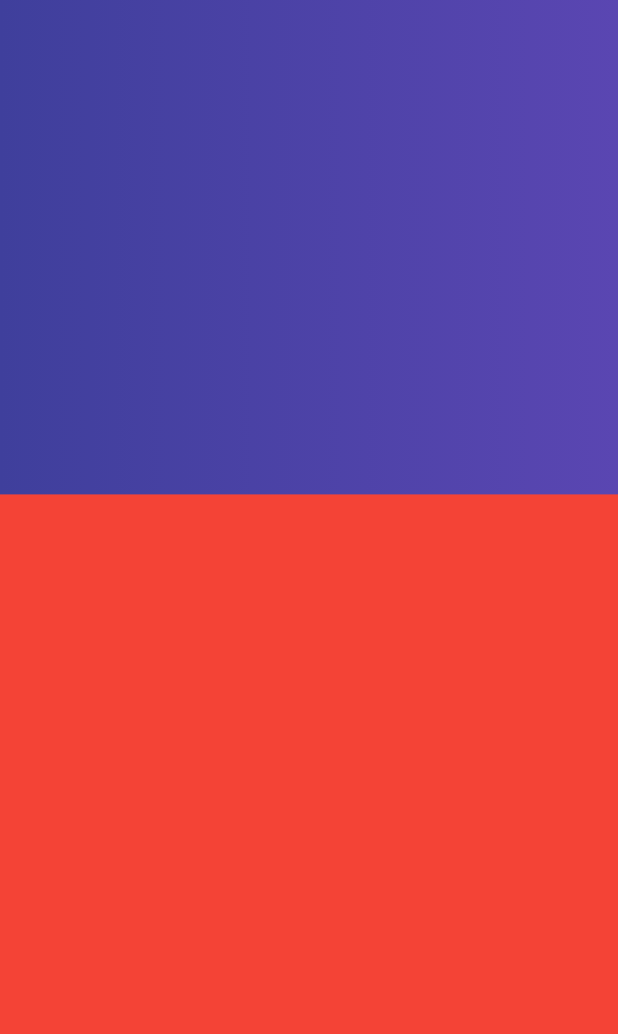
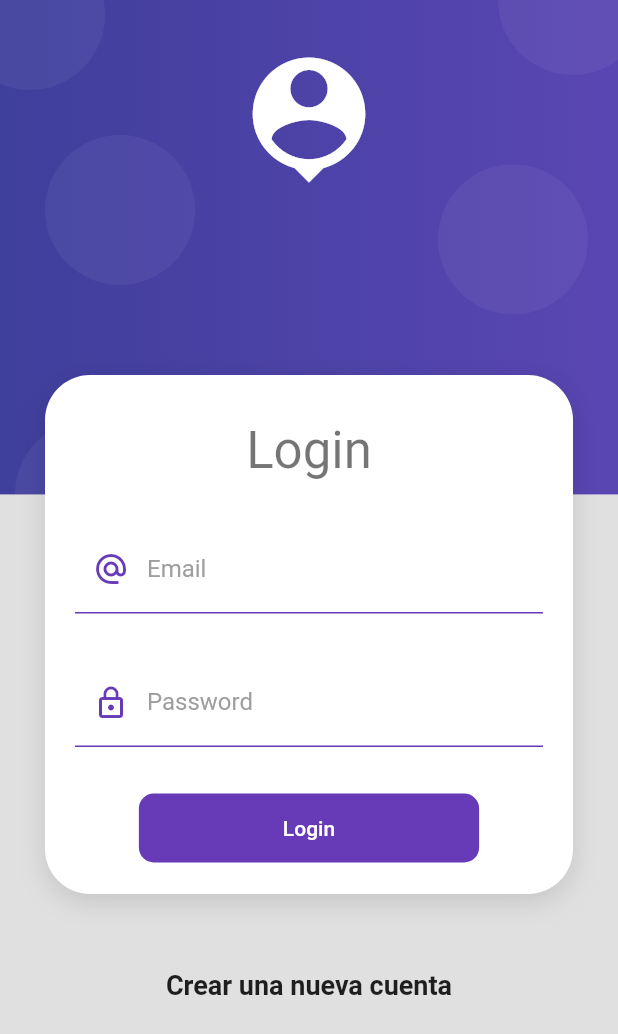
Before and after one commit to Keickd/Productos_app, a Flutter app: the screen it shows after launch, on a phone screen of 412 x 824 dp. Shown: the top 1034 px of the screen. Run offline on Flutter 3.47's test engine with Material 2 defaults, Android fonts, the phone set to English and light mode, and no system bars.

Commit message:
añadiendo elemntos al formulario

```diff
--- a/lib/main.dart
+++ b/lib/main.dart
@@ -21,6 +21,8 @@ class MyApp extends StatelessWidget {
         'login': (context) => LoginScreen(),
         'home': (context) => HomeScreen()
       },
+      theme:
+          ThemeData.light().copyWith(scaffoldBackgroundColor: Colors.grey[300]),
     );
   }
 }
--- a/lib/screens/login_screen.dart
+++ b/lib/screens/login_screen.dart
@@ -1,4 +1,5 @@
 import 'package:flutter/material.dart';
+import 'package:productos_app/ui/input_decorations.dart';
 import 'package:productos_app/widgets/widgets.dart';
 
 class LoginScreen extends StatelessWidget {
@@ -6,6 +7,82 @@ class LoginScreen extends StatelessWidget {
 
   @override
   Widget build(BuildContext context) {
-    return Scaffold(body: AuthBackground());
+    return Scaffold(
+      body: AuthBackground(
+          child: SingleChildScrollView(
+        child: Column(
+          children: [
+            const SizedBox(height: 250),
+            CardContainer(
+              child: Column(
+                children: [
+                  const SizedBox(height: 10),
+                  Text('Login',
+                      style: Theme.of(context).textTheme.headlineMedium),
+                  const SizedBox(height: 30),
+                  const _loginForm(),
+                ],
+              ),
+            ),
+            const SizedBox(height: 50),
+            const Text(
+              'Crear una nueva cuenta',
+              style: TextStyle(fontSize: 18, fontWeight: FontWeight.bold),
+            ),
+            const SizedBox(height: 50),
+          ],
+        ),
+      )),
+    );
   }
 }
+
+class _loginForm extends StatelessWidget {
+  const _loginForm({super.key});
+
+  @override
+  Widget build(BuildContext context) {
+    return Container(
+      child: Form(
+        child: Column(
+          children: [
+            TextFormField(
+              autocorrect: false,
+              keyboardType: TextInputType.emailAddress,
+              decoration: InputDecorations.authInputDecoration(
+                  hintText: 'john.doe@gmail.com',
+                  labelText: 'Email',
+                  prefixIcon: Icons.alternate_email_sharp),
+            ),
+            SizedBox(height: 30),
+            TextFormField(
+              autocorrect: false,
+              obscureText: true,
+              decoration: InputDecorations.authInputDecoration(
+                  hintText: '****',
+                  labelText: 'Password',
+                  prefixIcon: Icons.lock_outline),
+            ),
+            SizedBox(height: 30),
+            MaterialButton(
+              onPressed: () {},
+              shape: RoundedRectangleBorder(
+                borderRadius: BorderRadius.circular(10),
+              ),
+              disabledColor: Colors.grey,
+              elevation: 0,
+              color: Colors.deepPurple,
+              child: Container(
+                padding: EdgeInsets.symmetric(horizontal: 80, vertical: 15),
+                child: Text(
+                  'Login',
+                  style: TextStyle(color: Colors.white),
+                ),
+              ),
+            )
+          ],
+        ),
+      ),
+    );
+  }
+}
--- /dev/null
+++ b/lib/ui/input_decorations.dart
@@ -0,0 +1,28 @@
+import 'package:flutter/material.dart';
+
+class InputDecorations {
+  static InputDecoration authInputDecoration(
+      {required String hintText,
+      required String labelText,
+      IconData? prefixIcon}) {
+    return InputDecoration(
+      enabledBorder: const UnderlineInputBorder(
+        borderSide: BorderSide(
+          color: Colors.deepPurple,
+        ),
+      ),
+      focusedBorder: const UnderlineInputBorder(
+        borderSide: BorderSide(color: Colors.deepPurple, width: 2),
+      ),
+      hintText: hintText,
+      labelText: labelText,
+      labelStyle: const TextStyle(color: Colors.grey),
+      prefixIcon: prefixIcon != null
+          ? Icon(
+              prefixIcon,
+              color: Colors.deepPurple,
+            )
+          : null,
+    );
+  }
+}
--- a/lib/widgets/auth_background.dart
+++ b/lib/widgets/auth_background.dart
@@ -1,16 +1,38 @@
 import 'package:flutter/material.dart';
 
 class AuthBackground extends StatelessWidget {
+  final Widget child;
+
+  const AuthBackground({super.key, required this.child});
+
   @override
   Widget build(BuildContext context) {
     return Container(
-      color: Colors.red,
       width: double.infinity,
       height: double.infinity,
       child: Stack(
         children: [
           _PurpleBox(),
+          _headerIcon(),
+          child,
         ],
+      ),
+    );
+  }
+}
+
+class _headerIcon extends StatelessWidget {
+  const _headerIcon({
+    super.key,
+  });
+
+  @override
+  Widget build(BuildContext context) {
+    return SafeArea(
+      child: Container(
+        width: double.infinity,
+        margin: EdgeInsets.only(top: 30),
+        child: Icon(Icons.person_pin, color: Colors.white, size: 100),
       ),
     );
   }
@@ -27,6 +49,35 @@ class _PurpleBox extends StatelessWidget {
       width: double.infinity,
       height: size.height * 0.4,
       decoration: _purpleBackground(),
+      child: Stack(
+        children: [
+          Positioned(
+            child: _Bubble(),
+            top: 90,
+            left: 30,
+          ),
+          Positioned(
+            child: _Bubble(),
+            top: -40,
+            left: -30,
+          ),
+          Positioned(
+            child: _Bubble(),
+            top: -50,
+            right: -20,
+          ),
+          Positioned(
+            child: _Bubble(),
+            bottom: -50,
+            left: 10,
+          ),
+          Positioned(
+            child: _Bubble(),
+            bottom: 120,
+            right: 20,
+          ),
+        ],
+      ),
     );
   }
 
@@ -41,3 +92,18 @@ class _PurpleBox extends StatelessWidget {
     );
   }
 }
+
+class _Bubble extends StatelessWidget {
+  const _Bubble({super.key});
+
+  @override
+  Widget build(BuildContext context) {
+    return Container(
+      width: 100,
+      height: 100,
+      decoration: BoxDecoration(
+          borderRadius: BorderRadius.circular(100),
+          color: Color.fromRGBO(255, 255, 255, 0.05)),
+    );
+  }
+}
--- /dev/null
+++ b/lib/widgets/card_container.dart
@@ -0,0 +1,33 @@
+import 'package:flutter/material.dart';
+
+class CardContainer extends StatelessWidget {
+  final Widget child;
+
+  const CardContainer({super.key, required this.child});
+
+  @override
+  Widget build(BuildContext context) {
+    return Padding(
+      padding: const EdgeInsets.symmetric(horizontal: 30),
+      child: Container(
+        padding: EdgeInsets.all(20),
+        width: double.infinity,
+        decoration: _createCardShape(),
+        child: child,
+      ),
+    );
+  }
+
+  BoxDecoration _createCardShape() {
+    return BoxDecoration(
+        color: Colors.white,
+        borderRadius: BorderRadius.circular(30),
+        boxShadow: [
+          BoxShadow(
+            color: Colors.black12,
+            blurRadius: 15,
+            offset: Offset(0, 5),
+          )
+        ]);
+  }
+}
--- a/lib/widgets/widgets.dart
+++ b/lib/widgets/widgets.dart
@@ -1 +1,2 @@
+export 'package:productos_app/widgets/card_container.dart';
 export 'package:productos_app/widgets/auth_background.dart';
```
